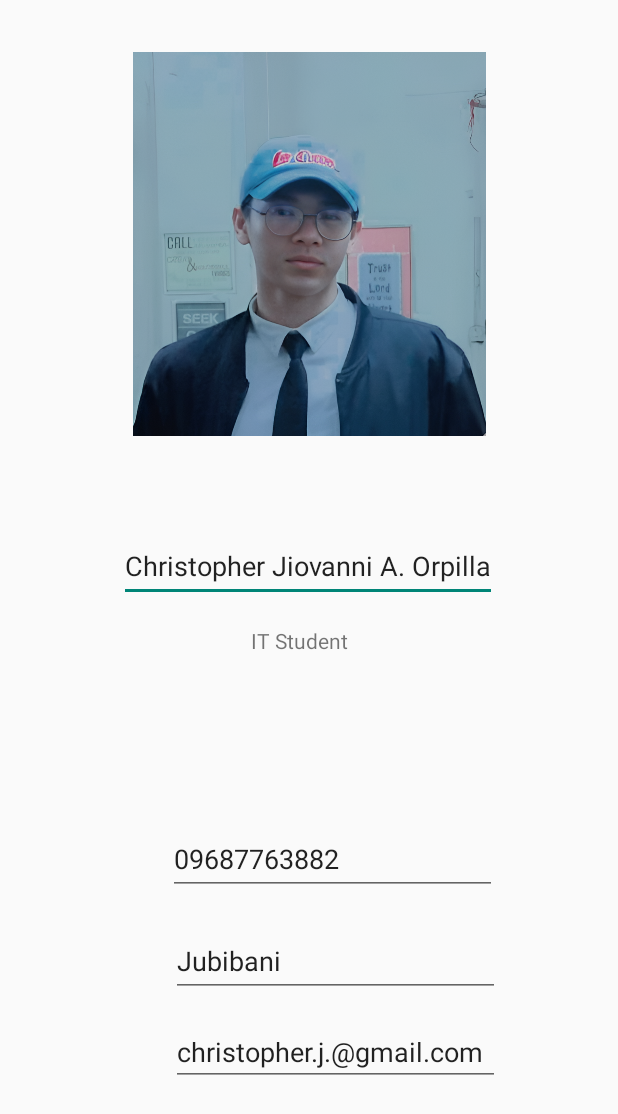
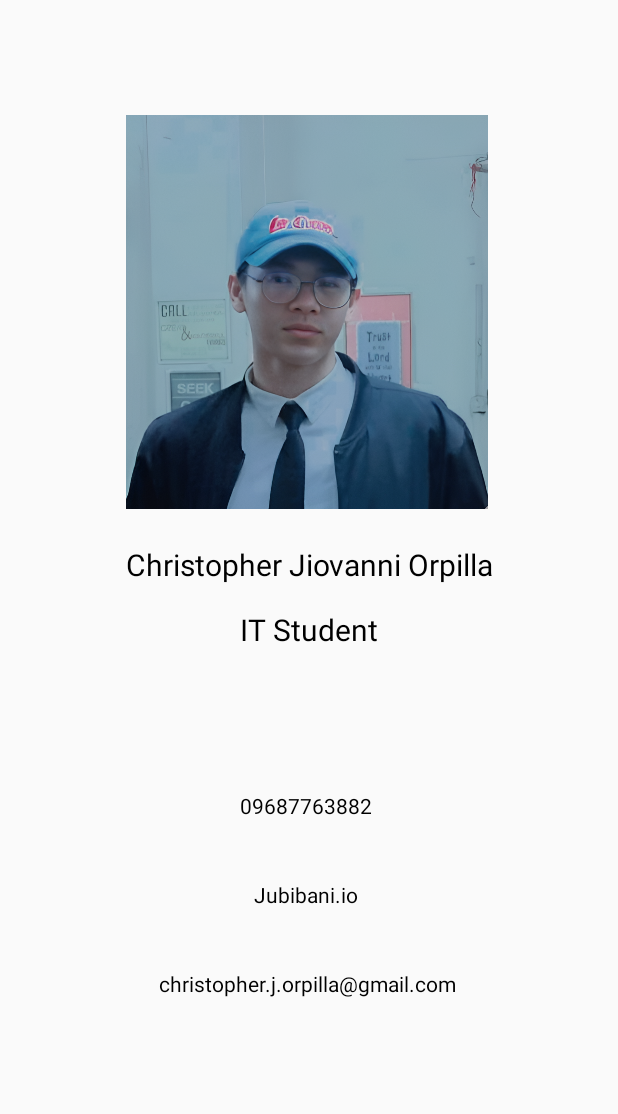
Before and after one commit to Jubibani/cc17-3k-orpilla-christopher-pract1, an Android app built with Jetpack Compose: the screen it shows after launch (MainActivity), on a phone screen of 412 x 824 dp. Shown: the top 1114 px of the screen. Run offline under Robolectric (Android 15) with nearby library versions, the phone set to English and light mode, and no system bars.

Commit message:
add attributes of color and size

```diff
--- a/app/src/main/AndroidManifest.xml
+++ b/app/src/main/AndroidManifest.xml
@@ -15,7 +15,6 @@
         <activity
             android:name=".MainActivity"
             android:exported="true"
-            android:label="@string/app_name"
             android:theme="@style/Theme.Pract1">
             <intent-filter>
                 <action android:name="android.intent.action.MAIN" />
--- a/app/src/main/res/layout/activity_main.xml
+++ b/app/src/main/res/layout/activity_main.xml
@@ -6,85 +6,93 @@
     android:layout_width="match_parent"
     android:layout_height="match_parent">
 
+    <androidx.constraintlayout.widget.ConstraintLayout
+        android:layout_width="409dp"
+        android:layout_height="729dp"
+        tools:layout_editor_absoluteX="1dp"
+        tools:layout_editor_absoluteY="1dp"
+        tools:ignore="MissingConstraints">
 
-    <ImageView
-        android:id="@+id/imageView4"
-        android:layout_width="235dp"
-        android:layout_height="325dp"
-        android:contentDescription="TODO"
-        android:src="@drawable/professional_me_enhanced"
-        app:layout_constraintEnd_toEndOf="parent"
-        app:layout_constraintStart_toStartOf="parent"
-        tools:layout_editor_absoluteY="68dp"
-        tools:ignore="ContentDescription,HardcodedText,MissingConstraints" />
+        <ImageView
+            android:id="@+id/imageView2"
+            android:layout_width="241dp"
+            android:layout_height="304dp"
+            android:layout_marginTop="56dp"
+            android:src="@drawable/professional_me_enhanced"
+            app:layout_constraintBottom_toTopOf="@+id/textView2"
+            app:layout_constraintEnd_toEndOf="parent"
+            app:layout_constraintStart_toStartOf="parent"
+            app:layout_constraintTop_toTopOf="parent"
+            app:layout_constraintVertical_bias="0.0"
+            tools:ignore="ContentDescription" />
 
-    <EditText
-        android:id="@+id/editTextText"
-        android:layout_width="252dp"
-        android:layout_height="48dp"
-        android:layout_marginTop="28dp"
-        android:autofillHints=""
-        android:ems="10"
-        android:inputType="text"
-        android:text="@string/christopher_jiovanni_a_orpilla"
-        app:layout_constraintEnd_toEndOf="parent"
-        app:layout_constraintHorizontal_bias="0.496"
-        app:layout_constraintStart_toStartOf="parent"
-        app:layout_constraintTop_toBottomOf="@+id/imageView4"
-        tools:ignore="LabelFor,TextSizeCheck" />
 
-    <TextView
-        android:id="@+id/textView5"
-        android:layout_width="77dp"
-        android:layout_height="22dp"
-        android:layout_marginTop="16dp"
-        android:autofillHints=""
-        android:text="@string/it_student"
-        app:layout_constraintEnd_toEndOf="parent"
-        app:layout_constraintStart_toStartOf="parent"
-        app:layout_constraintTop_toBottomOf="@+id/editTextText"
-        tools:ignore="TextSizeCheck" />
+        <TextView
+            android:id="@+id/textView3"
+            android:layout_width="190dp"
 
-    <EditText
-        android:id="@+id/editTextText2"
-        android:layout_width="219dp"
-        android:layout_height="48dp"
-        android:layout_marginBottom="20dp"
-        android:ems="10"
-        android:inputType="text"
-        android:text="@string/_09687763882"
-        app:layout_constraintBottom_toTopOf="@+id/editTextText3"
-        app:layout_constraintEnd_toEndOf="parent"
-        app:layout_constraintHorizontal_bias="0.583"
-        app:layout_constraintStart_toStartOf="parent"
-        tools:ignore="Autofill,LabelFor" />
+            android:layout_height="29dp"
+            android:layout_marginBottom="92dp"
+            android:text="IT Student"
+            android:textColor="@android:color/black"
+            android:textSize="20sp"
+            app:layout_constraintBottom_toTopOf="@+id/textView4"
+            app:layout_constraintEnd_toEndOf="parent"
+            app:layout_constraintHorizontal_bias="0.73"
+            app:layout_constraintStart_toStartOf="parent"
+            tools:ignore="HardcodedText" />
 
-    <EditText
-        android:id="@+id/editTextText3"
-        android:layout_width="219dp"
-        android:layout_height="48dp"
-        android:layout_marginBottom="20dp"
-        android:ems="10"
-        android:inputType="text"
-        android:text="Jubibani"
-        app:layout_constraintBottom_toTopOf="@+id/editTextText4"
-        app:layout_constraintEnd_toEndOf="parent"
-        app:layout_constraintHorizontal_bias="0.593"
-        app:layout_constraintStart_toStartOf="parent"
-        tools:ignore="Autofill,DuplicateSpeakableTextCheck,HardcodedText,LabelFor" />
+        <TextView
+            android:id="@+id/textView2"
+            android:layout_width="299dp"
 
-    <EditText
-        android:id="@+id/editTextText4"
-        android:layout_width="219dp"
-        android:layout_height="39dp"
-        android:layout_marginBottom="100dp"
-        android:ems="10"
-        android:inputType="text"
-        android:text="christopher.j.@gmail.com"
-        app:layout_constraintBottom_toBottomOf="parent"
-        app:layout_constraintEnd_toEndOf="parent"
-        app:layout_constraintHorizontal_bias="0.593"
-        app:layout_constraintStart_toStartOf="parent"
-        tools:ignore="Autofill,HardcodedText,LabelFor,TouchTargetSizeCheck,TextSizeCheck" />
+            android:layout_height="35dp"
+            android:layout_marginBottom="8dp"
+            android:text="Christopher Jiovanni Orpilla"
+            android:textColor="@android:color/black"
+            android:textSize="20sp"
+            app:layout_constraintBottom_toTopOf="@+id/textView3"
+            app:layout_constraintEnd_toEndOf="parent"
+            app:layout_constraintHorizontal_bias="0.763"
+            app:layout_constraintStart_toStartOf="parent"
+            tools:ignore="HardcodedText,TextSizeCheck" />
 
+        <TextView
+            android:textColor="@android:color/black"
+            android:id="@+id/textView5"
+            android:layout_width="wrap_content"
+            android:layout_height="wrap_content"
+            android:layout_marginBottom="40dp"
+            android:text="Jubibani.io"
+            app:layout_constraintBottom_toTopOf="@+id/textView6"
+            app:layout_constraintEnd_toEndOf="parent"
+            app:layout_constraintHorizontal_bias="0.498"
+            app:layout_constraintStart_toStartOf="parent"
+            tools:ignore="HardcodedText" />
+
+        <TextView
+            android:textColor="@android:color/black"
+            android:id="@+id/textView4"
+            android:layout_width="wrap_content"
+            android:layout_height="wrap_content"
+            android:layout_marginBottom="40dp"
+            android:text="09687763882"
+            app:layout_constraintBottom_toTopOf="@+id/textView5"
+            app:layout_constraintEnd_toEndOf="parent"
+            app:layout_constraintHorizontal_bias="0.498"
+            app:layout_constraintStart_toStartOf="parent"
+            tools:ignore="HardcodedText" />
+
+        <TextView
+            android:id="@+id/textView6"
+            android:layout_width="wrap_content"
+            android:layout_height="wrap_content"
+            android:layout_marginBottom="64dp"
+            android:text="christopher.j.orpilla@gmail.com"
+            android:textColor="@android:color/black"
+            app:layout_constraintBottom_toBottomOf="parent"
+            app:layout_constraintEnd_toEndOf="parent"
+            app:layout_constraintStart_toStartOf="parent"
+            tools:ignore="HardcodedText" />
+    </androidx.constraintlayout.widget.ConstraintLayout>
 </androidx.constraintlayout.widget.ConstraintLayout>
```
